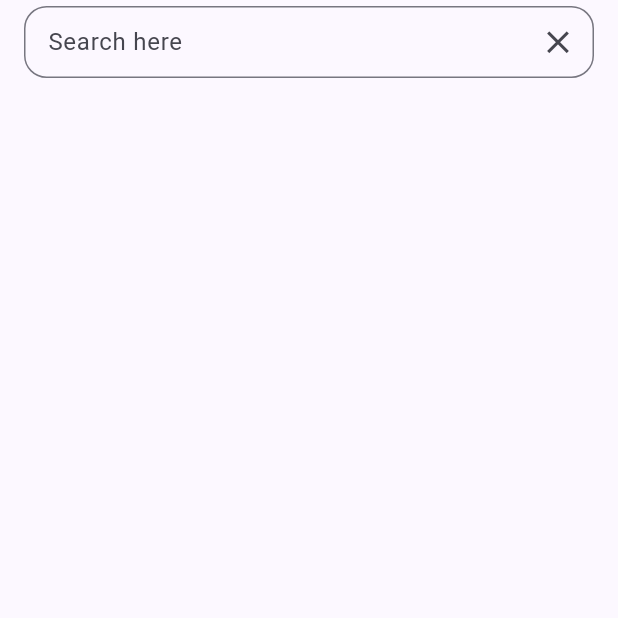
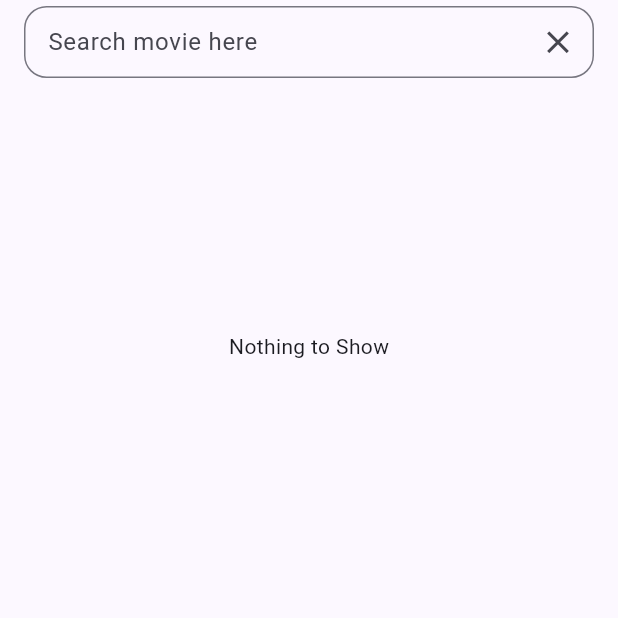
Before and after one commit to SumanRasaili/Movies-Library, a Flutter app: the SearchPage screen opened by its route, on a phone screen of 412 x 824 dp, the top half of it. Run offline on Flutter 3.47's test engine with Material 3 defaults, Android fonts, the phone set to English and light mode, and no system bars; our stand-ins replace cached_network_image, carousel_slider, dio, flutter_hooks, freezed_annotation, go_router and 2 more; generated files the repository leaves out were written again; network calls fail.

Commit message:
search and gitignore updated

```diff
--- a/lib/features/home/screens/home_screen.dart
+++ b/lib/features/home/screens/home_screen.dart
@@ -37,7 +37,7 @@ class HomeScreen extends ConsumerWidget {
                             Icons.search,
                             size: 25,
                           ),
-                          hintText: "Search here",
+                          hintText: "Search movie here",
                           isDense: true,
                           contentPadding: EdgeInsets.fromLTRB(12, 11, 12, 11),
                           border: OutlineInputBorder(
--- a/lib/features/home/screens/search_page.dart
+++ b/lib/features/home/screens/search_page.dart
@@ -58,20 +58,30 @@ class SearchPage extends HookConsumerWidget {
                             size: 25,
                           ),
                         ),
-                  hintText: "Search here",
+                  hintText: "Search movie here",
                   isDense: true,
                   contentPadding: const EdgeInsets.fromLTRB(12, 11, 12, 11),
                   border: const OutlineInputBorder(
                       borderRadius: BorderRadius.all(Radius.circular(15)))),
             ),
           ),
-          if (isSearching.value)
+          if (isSearching.value && searchProv.searchResultsList.isEmpty) ...{
             const SliverToBoxAdapter(
-              child: Center(
-                child: CircularProgressIndicator(),
+              child: SizedBox(
+                  height: 350,
+                  child: Center(
+                    child: CircularProgressIndicator(),
+                  )),
+            )
+          } else if (!isSearching.value &&
+              searchProv.searchResultsList.isEmpty) ...{
+            const SliverToBoxAdapter(
+              child: SizedBox(
+                height: 350,
+                child: Center(child: Text("Nothing to Show")),
               ),
             )
-          else
+          } else
             SliverGrid.builder(
               gridDelegate: const SliverGridDelegateWithMaxCrossAxisExtent(
                 maxCrossAxisExtent: 250,
```
Also changed, not shown: 1 other file.
